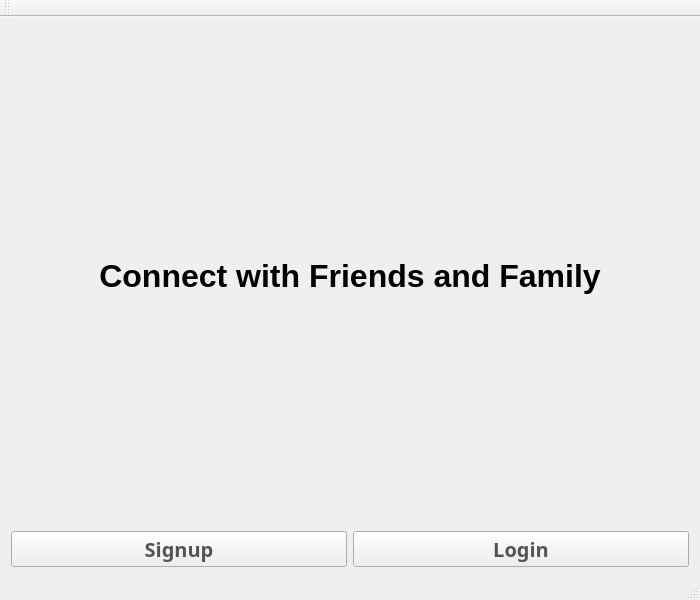
First picture: the form in src/qt/forms/mainwindow.ui, repository HTHcoin/helpthehomelesscoin, before the edit.
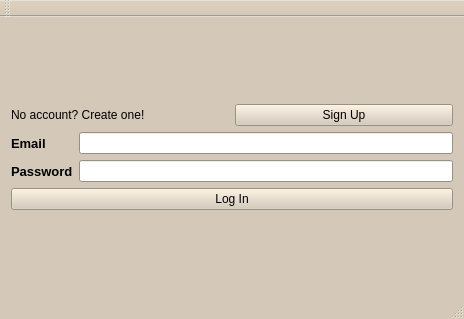
Second picture: the form after the edit.

Patch:
```diff
--- a/src/qt/forms/mainwindow.ui
+++ b/src/qt/forms/mainwindow.ui
@@ -6,52 +6,516 @@
    <rect>
     <x>0</x>
     <y>0</y>
-    <width>700</width>
-    <height>600</height>
+    <width>464</width>
+    <height>319</height>
    </rect>
   </property>
+  <property name="palette">
+   <palette>
+    <active>
+     <colorrole role="WindowText">
+      <brush brushstyle="SolidPattern">
+       <color alpha="255">
+        <red>0</red>
+        <green>0</green>
+        <blue>0</blue>
+       </color>
+      </brush>
+     </colorrole>
+     <colorrole role="Button">
+      <brush brushstyle="SolidPattern">
+       <color alpha="255">
+        <red>212</red>
+        <green>201</green>
+        <blue>184</blue>
+       </color>
+      </brush>
+     </colorrole>
+     <colorrole role="Light">
+      <brush brushstyle="SolidPattern">
+       <color alpha="255">
+        <red>255</red>
+        <green>255</green>
+        <blue>255</blue>
+       </color>
+      </brush>
+     </colorrole>
+     <colorrole role="Midlight">
+      <brush brushstyle="SolidPattern">
+       <color alpha="255">
+        <red>233</red>
+        <green>228</green>
+        <blue>219</blue>
+       </color>
+      </brush>
+     </colorrole>
+     <colorrole role="Dark">
+      <brush brushstyle="SolidPattern">
+       <color alpha="255">
+        <red>106</red>
+        <green>100</green>
+        <blue>92</blue>
+       </color>
+      </brush>
+     </colorrole>
+     <colorrole role="Mid">
+      <brush brushstyle="SolidPattern">
+       <color alpha="255">
+        <red>141</red>
+        <green>134</green>
+        <blue>123</blue>
+       </color>
+      </brush>
+     </colorrole>
+     <colorrole role="Text">
+      <brush brushstyle="SolidPattern">
+       <color alpha="255">
+        <red>0</red>
+        <green>0</green>
+        <blue>0</blue>
+       </color>
+      </brush>
+     </colorrole>
+     <colorrole role="BrightText">
+      <brush brushstyle="SolidPattern">
+       <color alpha="255">
+        <red>255</red>
+        <green>255</green>
+        <blue>255</blue>
+       </color>
+      </brush>
+     </colorrole>
+     <colorrole role="ButtonText">
+      <brush brushstyle="SolidPattern">
+       <color alpha="255">
+        <red>0</red>
+        <green>0</green>
+        <blue>0</blue>
+       </color>
+      </brush>
+     </colorrole>
+     <colorrole role="Base">
+      <brush brushstyle="SolidPattern">
+       <color alpha="255">
+        <red>255</red>
+        <green>255</green>
+        <blue>255</blue>
+       </color>
+      </brush>
+     </colorrole>
+     <colorrole role="Window">
+      <brush brushstyle="SolidPattern">
+       <color alpha="255">
+        <red>212</red>
+        <green>201</green>
+        <blue>184</blue>
+       </color>
+      </brush>
+     </colorrole>
+     <colorrole role="Shadow">
+      <brush brushstyle="SolidPattern">
+       <color alpha="255">
+        <red>0</red>
+        <green>0</green>
+        <blue>0</blue>
+       </color>
+      </brush>
+     </colorrole>
+     <colorrole role="AlternateBase">
+      <brush brushstyle="SolidPattern">
+       <color alpha="255">
+        <red>233</red>
+        <green>228</green>
+        <blue>219</blue>
+       </color>
+      </brush>
+     </colorrole>
+     <colorrole role="ToolTipBase">
+      <brush brushstyle="SolidPattern">
+       <color alpha="255">
+        <red>255</red>
+        <green>255</green>
+        <blue>220</blue>
+       </color>
+      </brush>
+     </colorrole>
+     <colorrole role="ToolTipText">
+      <brush brushstyle="SolidPattern">
+       <color alpha="255">
+        <red>0</red>
+        <green>0</green>
+        <blue>0</blue>
+       </color>
+      </brush>
+     </colorrole>
+    </active>
+    <inactive>
+     <colorrole role="WindowText">
+      <brush brushstyle="SolidPattern">
+       <color alpha="255">
+        <red>0</red>
+        <green>0</green>
+        <blue>0</blue>
+       </color>
+      </brush>
+     </colorrole>
+     <colorrole role="Button">
+      <brush brushstyle="SolidPattern">
+       <color alpha="255">
+        <red>212</red>
+        <green>201</green>
+        <blue>184</blue>
+       </color>
+      </brush>
+     </colorrole>
+     <colorrole role="Light">
+      <brush brushstyle="SolidPattern">
+       <color alpha="255">
+        <red>255</red>
+        <green>255</green>
+        <blue>255</blue>
+       </color>
+      </brush>
+     </colorrole>
+     <colorrole role="Midlight">
+      <brush brushstyle="SolidPattern">
+       <color alpha="255">
+        <red>233</red>
+        <green>228</green>
+        <blue>219</blue>
+       </color>
+      </brush>
+     </colorrole>
+     <colorrole role="Dark">
+      <brush brushstyle="SolidPattern">
+       <color alpha="255">
+        <red>106</red>
+        <green>100</green>
+        <blue>92</blue>
+       </color>
+      </brush>
+     </colorrole>
+     <colorrole role="Mid">
+      <brush brushstyle="SolidPattern">
+       <color alpha="255">
+        <red>141</red>
+        <green>134</green>
+        <blue>123</blue>
+       </color>
+      </brush>
+     </colorrole>
+     <colorrole role="Text">
+      <brush brushstyle="SolidPattern">
+       <color alpha="255">
+        <red>0</red>
+        <green>0</green>
+        <blue>0</blue>
+       </color>
+      </brush>
+     </colorrole>
+     <colorrole role="BrightText">
+      <brush brushstyle="SolidPattern">
+       <color alpha="255">
+        <red>255</red>
+        <green>255</green>
+        <blue>255</blue>
+       </color>
+      </brush>
+     </colorrole>
+     <colorrole role="ButtonText">
+      <brush brushstyle="SolidPattern">
+       <color alpha="255">
+        <red>0</red>
+        <green>0</green>
+        <blue>0</blue>
+       </color>
+      </brush>
+     </colorrole>
+     <colorrole role="Base">
+      <brush brushstyle="SolidPattern">
+       <color alpha="255">
+        <red>255</red>
+        <green>255</green>
+        <blue>255</blue>
+       </color>
+      </brush>
+     </colorrole>
+     <colorrole role="Window">
+      <brush brushstyle="SolidPattern">
+       <color alpha="255">
+        <red>212</red>
+        <green>201</green>
+        <blue>184</blue>
+       </color>
+      </brush>
+     </colorrole>
+     <colorrole role="Shadow">
+      <brush brushstyle="SolidPattern">
+       <color alpha="255">
+        <red>0</red>
+        <green>0</green>
+        <blue>0</blue>
+       </color>
+      </brush>
+     </colorrole>
+     <colorrole role="AlternateBase">
+      <brush brushstyle="SolidPattern">
+       <color alpha="255">
+        <red>233</red>
+        <green>228</green>
+        <blue>219</blue>
+       </color>
+      </brush>
+     </colorrole>
+     <colorrole role="ToolTipBase">
+      <brush brushstyle="SolidPattern">
+       <color alpha="255">
+        <red>255</red>
+        <green>255</green>
+        <blue>220</blue>
+       </color>
+      </brush>
+     </colorrole>
+     <colorrole role="ToolTipText">
+      <brush brushstyle="SolidPattern">
+       <color alpha="255">
+        <red>0</red>
+        <green>0</green>
+        <blue>0</blue>
+       </color>
+      </brush>
+     </colorrole>
+    </inactive>
+    <disabled>
+     <colorrole role="WindowText">
+      <brush brushstyle="SolidPattern">
+       <color alpha="255">
+        <red>106</red>
+        <green>100</green>
+        <blue>92</blue>
+       </color>
+      </brush>
+     </colorrole>
+     <colorrole role="Button">
+      <brush brushstyle="SolidPattern">
+       <color alpha="255">
+        <red>212</red>
+        <green>201</green>
+        <blue>184</blue>
+       </color>
+      </brush>
+     </colorrole>
+     <colorrole role="Light">
+      <brush brushstyle="SolidPattern">
+       <color alpha="255">
+        <red>255</red>
+        <green>255</green>
+        <blue>255</blue>
+       </color>
+      </brush>
+     </colorrole>
+     <colorrole role="Midlight">
+      <brush brushstyle="SolidPattern">
+       <color alpha="255">
+        <red>233</red>
+        <green>228</green>
+        <blue>219</blue>
+       </color>
+      </brush>
+     </colorrole>
+     <colorrole role="Dark">
+      <brush brushstyle="SolidPattern">
+       <color alpha="255">
+        <red>106</red>
+        <green>100</green>
+        <blue>92</blue>
+       </color>
+      </brush>
+     </colorrole>
+     <colorrole role="Mid">
+      <brush brushstyle="SolidPattern">
+       <color alpha="255">
+        <red>141</red>
+        <green>134</green>
+        <blue>123</blue>
+       </color>
+      </brush>
+     </colorrole>
+     <colorrole role="Text">
+      <brush brushstyle="SolidPattern">
+       <color alpha="255">
+        <red>106</red>
+        <green>100</green>
+        <blue>92</blue>
+       </color>
+      </brush>
+     </colorrole>
+     <colorrole role="BrightText">
+      <brush brushstyle="SolidPattern">
+       <color alpha="255">
+        <red>255</red>
+        <green>255</green>
+        <blue>255</blue>
+       </color>
+      </brush>
+     </colorrole>
+     <colorrole role="ButtonText">
+      <brush brushstyle="SolidPattern">
+       <color alpha="255">
+        <red>106</red>
+        <green>100</green>
+        <blue>92</blue>
+       </color>
+      </brush>
+     </colorrole>
+     <colorrole role="Base">
+      <brush brushstyle="SolidPattern">
+       <color alpha="255">
+        <red>212</red>
+        <green>201</green>
+        <blue>184</blue>
+       </color>
+      </brush>
+     </colorrole>
+     <colorrole role="Window">
+      <brush brushstyle="SolidPattern">
+       <color alpha="255">
+        <red>212</red>
+        <green>201</green>
+        <blue>184</blue>
+       </color>
+      </brush>
+     </colorrole>
+     <colorrole role="Shadow">
+      <brush brushstyle="SolidPattern">
+       <color alpha="255">
+        <red>0</red>
+        <green>0</green>
+        <blue>0</blue>
+       </color>
+      </brush>
+     </colorrole>
+     <colorrole role="AlternateBase">
+      <brush brushstyle="SolidPattern">
+       <color alpha="255">
+        <red>212</red>
+        <green>201</green>
+        <blue>184</blue>
+       </color>
+      </brush>
+     </colorrole>
+     <colorrole role="ToolTipBase">
+      <brush brushstyle="SolidPattern">
+       <color alpha="255">
+        <red>255</red>
+        <green>255</green>
+        <blue>220</blue>
+       </color>
+      </brush>
+     </colorrole>
+     <colorrole role="ToolTipText">
+      <brush brushstyle="SolidPattern">
+       <color alpha="255">
+        <red>0</red>
+        <green>0</green>
+        <blue>0</blue>
+       </color>
+      </brush>
+     </colorrole>
+    </disabled>
+   </palette>
+  </property>
   <property name="windowTitle">
    <string>Social Media App</string>
   </property>
   <widget class="QWidget" name="centralWidget">
-   <layout class="QVBoxLayout" name="verticalLayout">
-    <item>
-     <widget class="QLabel" name="label_homePage">
-      <property name="layoutDirection">
-       <enum>Qt::LeftToRight</enum>
-      </property>
-      <property name="text">
-       <string>&lt;html&gt;&lt;head/&gt;&lt;body&gt;&lt;p align=&quot;center&quot;&gt;&lt;span style=&quot; font-size:24pt; font-weight:600;&quot;&gt;Connect with Friends and Family&lt;/span&gt;&lt;/p&gt;&lt;/body&gt;&lt;/html&gt;</string>
-      </property>
-     </widget>
-    </item>
-    <item>
-     <layout class="QHBoxLayout" name="horizontalLayout">
+   <layout class="QGridLayout" name="gridLayout">
+    <item row="0" column="0">
+     <layout class="QVBoxLayout" name="verticalLayout_4">
       <item>
-       <widget class="QPushButton" name="pushButton_signup">
-        <property name="styleSheet">
-         <string notr="true">font-family:sans-serif;
-font-size:20px;
-font-weight:bold;
-color:#545454;</string>
-        </property>
-        <property name="text">
-         <string>Signup</string>
-        </property>
-       </widget>
+       <layout class="QHBoxLayout" name="horizontalLayout_2">
+        <item>
+         <widget class="QLabel" name="signUpLabel">
+          <property name="text">
+           <string>No account? Create one!</string>
+          </property>
+         </widget>
+        </item>
+        <item>
+         <widget class="QPushButton" name="signUpButton">
+          <property name="cursor">
+           <cursorShape>PointingHandCursor</cursorShape>
+          </property>
+          <property name="text">
+           <string>Sign Up</string>
+          </property>
+         </widget>
+        </item>
+       </layout>
       </item>
       <item>
-       <widget class="QPushButton" name="pushButton_login">
-        <property name="styleSheet">
-         <string notr="true">font-family:sans-serif;
-font-size:20px;
-font-weight:bold;
-color:#545454;</string>
-        </property>
-        <property name="text">
-         <string>Login</string>
-        </property>
-       </widget>
+       <layout class="QVBoxLayout" name="verticalLayout_3">
+        <item>
+         <layout class="QHBoxLayout" name="horizontalLayout">
+          <item>
+           <layout class="QVBoxLayout" name="verticalLayout_2">
+            <item>
+             <widget class="QLabel" name="txtMail">
+              <property name="font">
+               <font>
+                <pointsize>10</pointsize>
+                <weight>75</weight>
+                <bold>true</bold>
+               </font>
+              </property>
+              <property name="text">
+               <string>Email</string>
+              </property>
+             </widget>
+            </item>
+            <item>
+             <widget class="QLabel" name="passwordLabel">
+              <property name="font">
+               <font>
+                <pointsize>10</pointsize>
+                <weight>75</weight>
+                <bold>true</bold>
+               </font>
+              </property>
+              <property name="text">
+               <string>Password</string>
+              </property>
+             </widget>
+            </item>
+           </layout>
+          </item>
+          <item>
+           <layout class="QVBoxLayout" name="verticalLayout">
+            <item>
+             <widget class="QLineEdit" name="txtUserMail"/>
+            </item>
+            <item>
+             <widget class="QLineEdit" name="txtPassword">
+              <property name="echoMode">
+               <enum>QLineEdit::Password</enum>
+              </property>
+             </widget>
+            </item>
+           </layout>
+          </item>
+         </layout>
+        </item>
+        <item>
+         <widget class="QPushButton" name="logInButton">
+          <property name="cursor">
+           <cursorShape>PointingHandCursor</cursorShape>
+          </property>
+          <property name="text">
+           <string>Log In</string>
+          </property>
+         </widget>
+        </item>
+       </layout>
       </item>
      </layout>
     </item>
```
Left out of the diff: 6 changed lines with no effect on the pictures.
